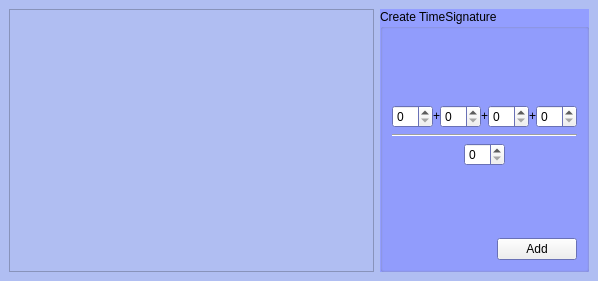
First picture: the form in mscore/mscore/timedialog.ui, repository musescore/musescore-old, before the edit.
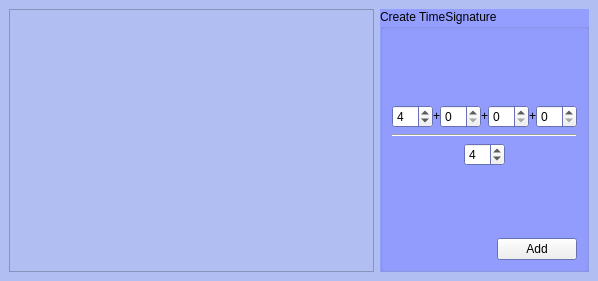
Second picture: the form after the edit.

The edit to the form file:
```diff
--- a/mscore/mscore/timedialog.ui
+++ b/mscore/mscore/timedialog.ui
@@ -219,6 +219,15 @@
             <verstretch>0</verstretch>
            </sizepolicy>
           </property>
+          <property name="maximum" >
+           <number>63</number>
+          </property>
+          <property name="minimum" >
+           <number>1</number>
+          </property>
+          <property name="value" >
+           <number>4</number>
+          </property>
          </widget>
         </item>
         <item>
@@ -342,6 +351,15 @@
             <verstretch>0</verstretch>
            </sizepolicy>
           </property>
+          <property name="maximum" >
+           <number>63</number>
+          </property>
+          <property name="minimum" >
+           <number>1</number>
+          </property>
+          <property name="value" >
+           <number>4</number>
+          </property>
          </widget>
         </item>
         <item>
```
Left out of the diff: 12 changed lines with no effect on the pictures.
